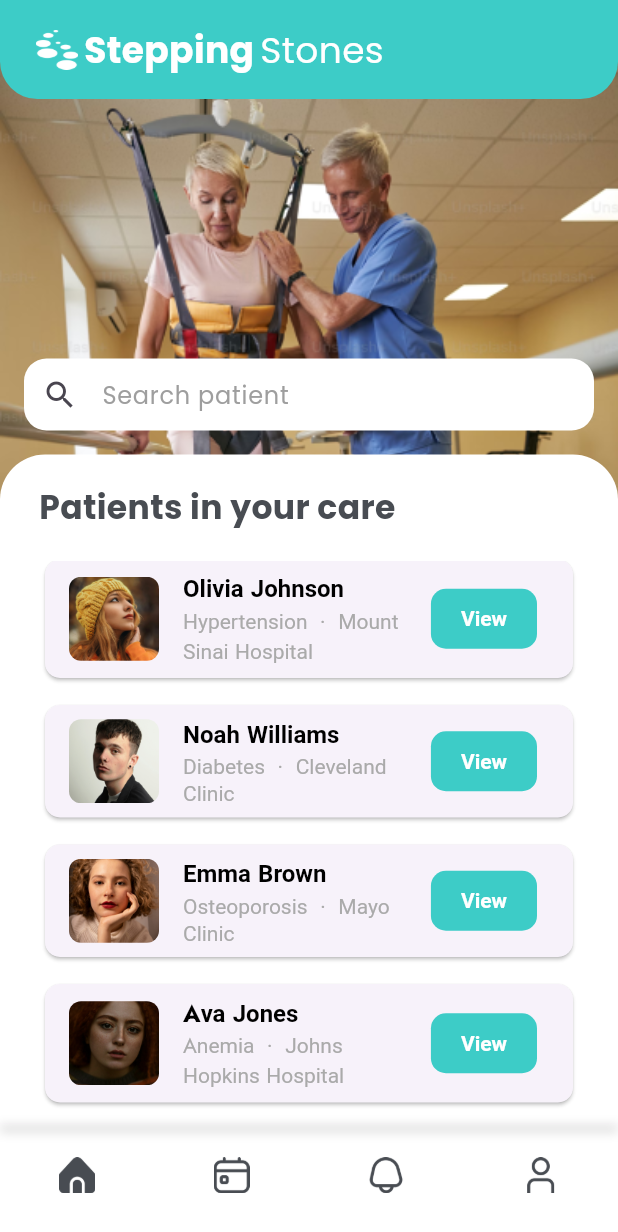
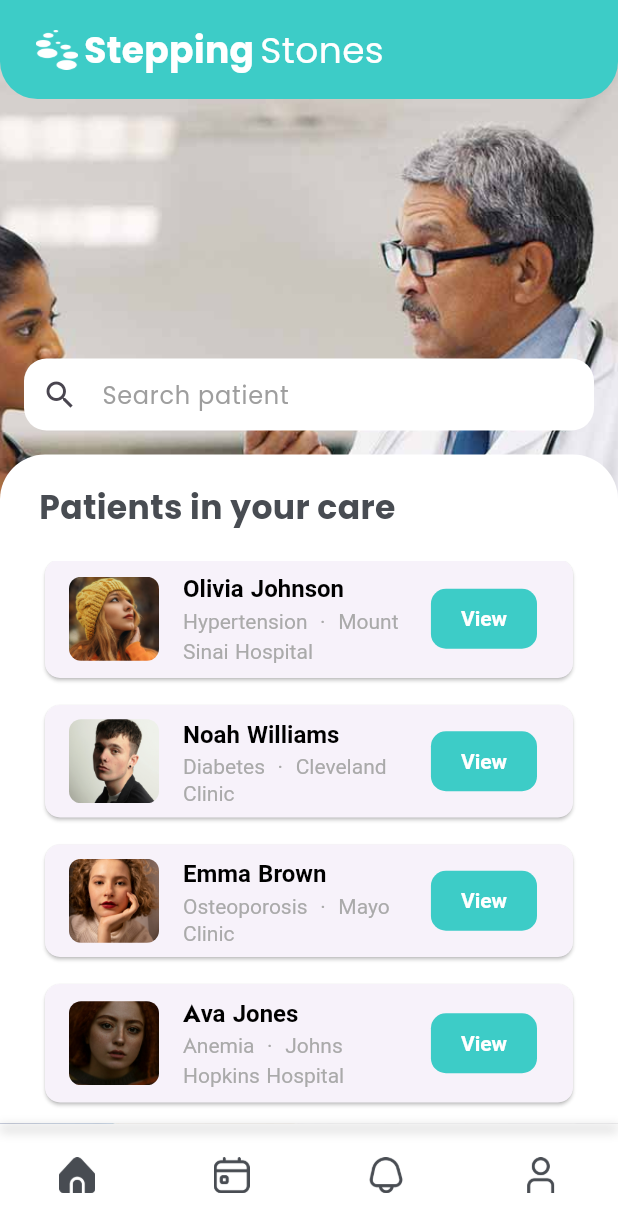
Before and after one commit to MexlTuba/stepping_stones, a Flutter app: the screen it shows after launch, scrolled down 199 dp, on a phone screen of 412 x 824 dp. Shown: the top 1232 px of the screen. Run offline on Flutter 3.47's test engine with Material 3 defaults, Android fonts, the phone set to English and light mode, and no system bars; our stand-ins replace google_fonts, syncfusion_flutter_calendar.

Commit message:
added slide show

```diff
--- a/lib/screens/calendar_page.dart
+++ b/lib/screens/calendar_page.dart
@@ -33,7 +33,7 @@ class _CalendarPageState extends State<CalendarPage> {
   Widget build(BuildContext context) {
     return Scaffold(
       appBar: AppBar(
-        title: Text('Calendar'),
+        title: Text('Appointments'),
       ),
       floatingActionButton: FloatingActionButton(
         onPressed: _showAddEventDialog,
--- a/lib/screens/home_screen.dart
+++ b/lib/screens/home_screen.dart
@@ -1,5 +1,6 @@
 import 'package:flutter/material.dart';
 import 'package:stepping_stones/models/patients.dart';
+import 'dart:async';
 
 class HomeScreen extends StatefulWidget {
   final List<Patient> patientList;
@@ -13,45 +14,72 @@ class HomeScreen extends StatefulWidget {
 }
 
 class _HomeScreenState extends State<HomeScreen> {
-  // State variables
+   int _selectedIndex = 1;
   List<Patient> _filteredPatients = [];
   String _searchText = "";
+  final PageController _pageController = PageController();
+  late Timer _timer;
+
+  final List<String> _imageList = [
+    'assets/images/backgroundImg.png',
+    'assets/images/backgroundImg2.jpg',
+    'assets/images/backgroundImg3.jpg',
+    'assets/images/backgroundImg4.jpg',
+  ];
 
   @override
   void initState() {
     super.initState();
     _filteredPatients = widget.patientList;
+
+    _timer = Timer.periodic(Duration(seconds: 3), (timer) {
+      if (_pageController.hasClients) {
+        int nextPage = _pageController.page!.toInt() + 1;
+        if (nextPage >= _imageList.length) {
+          nextPage = 0; // Loop back to first image.
+        }
+        _pageController.animateToPage(
+          nextPage,
+          duration: Duration(milliseconds: 800),
+          curve: Curves.easeInOut,
+        );
+      }
+    });
+  }
+
+  @override
+  void dispose() {
+    _timer.cancel();
+    _pageController.dispose();
+    super.dispose();
   }
 
   void _updateSearchResults(String text) {
     setState(() {
       _searchText = text;
-      if (text.isEmpty) {
-        _filteredPatients = widget.patientList;
-      } else {
-        _filteredPatients = widget.patientList
-            .where((patient) =>
-                patient.fname.toLowerCase().contains(text.toLowerCase()) ||
-                patient.lname.toLowerCase().contains(text.toLowerCase()))
-            .toList();
-      }
+      _filteredPatients = text.isEmpty
+          ? widget.patientList
+          : widget.patientList
+              .where((patient) =>
+                  patient.fname.toLowerCase().contains(text.toLowerCase()) ||
+                  patient.lname.toLowerCase().contains(text.toLowerCase()))
+              .toList();
     });
   }
 
   @override
   Widget build(BuildContext context) {
-    final screenWidth = MediaQuery.of(context).size.width;
     return Scaffold(
       body: Stack(
         children: <Widget>[
-          Positioned(
-            top: 0,
-            left: 0,
-            right: 0,
-            child: Image.asset(
-              'assets/images/backgroundImg.png',
-              width: screenWidth,
+          PageView.builder(
+            controller: _pageController,
+            itemCount: _imageList.length,
+            itemBuilder: (context, index) => Image.asset(
+              _imageList[index],
               fit: BoxFit.cover,
+              width: double.infinity,
+              height: double.infinity,
             ),
           ),
           Column(
```
Also changed, not shown: lib/screens/user_drawer.dart (+4 -4 lines), assets/images/backgroundImg2.jpg (added), assets/images/backgroundImg3.jpg (added), assets/images/backgroundImg4.jpg (added).
